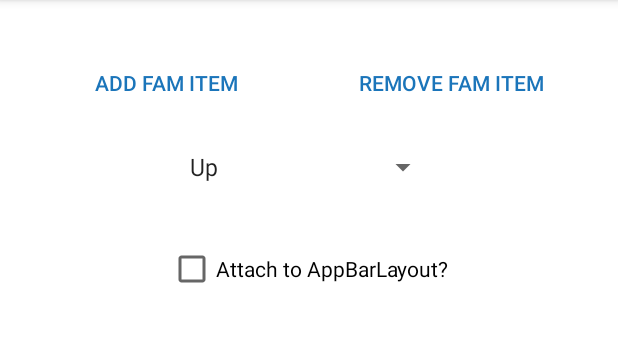
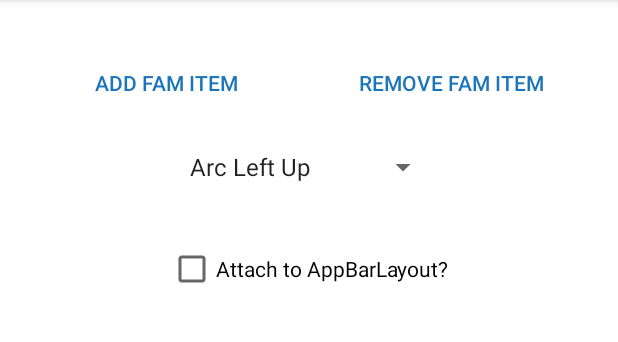
Before and after one commit to gfranks/GFFloatingActionMenu, an Android app: the screen it shows after launch (MainActivity), on a phone screen of 412 x 824 dp, the part 84-426 px from its top. Run offline under Robolectric (Android 15) with nearby library versions, the phone set to English and light mode, and no system bars.

```diff
--- a/app/src/main/res/layout/activity_main.xml
+++ b/app/src/main/res/layout/activity_main.xml
@@ -28,7 +28,7 @@
         android:layout_margin="@dimen/fab_margin"
         app:fam_backgroundTint="@color/colorAccent"
         app:fam_rippleColor="@color/colorAccentDark"
-        app:fam_expandDirection="up">
+        app:fam_expandDirection="arcLeftUp">
 
         <android.support.design.widget.FloatingActionButton
             android:layout_width="wrap_content"
```
Also changed, not shown: 2 other files.
